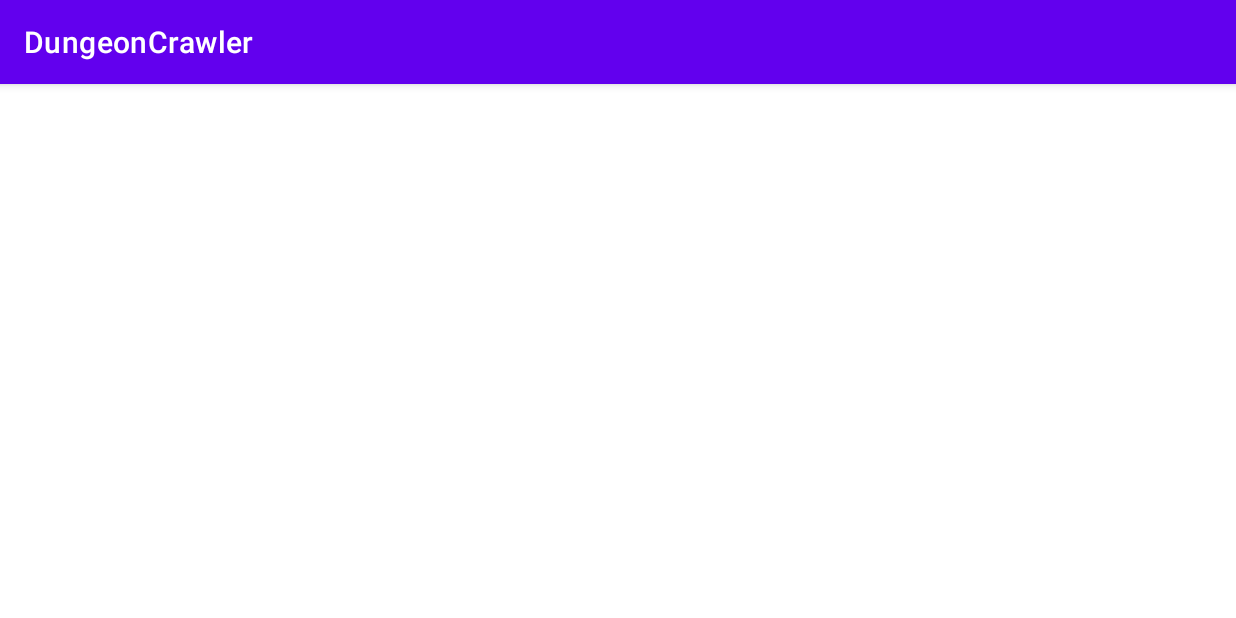
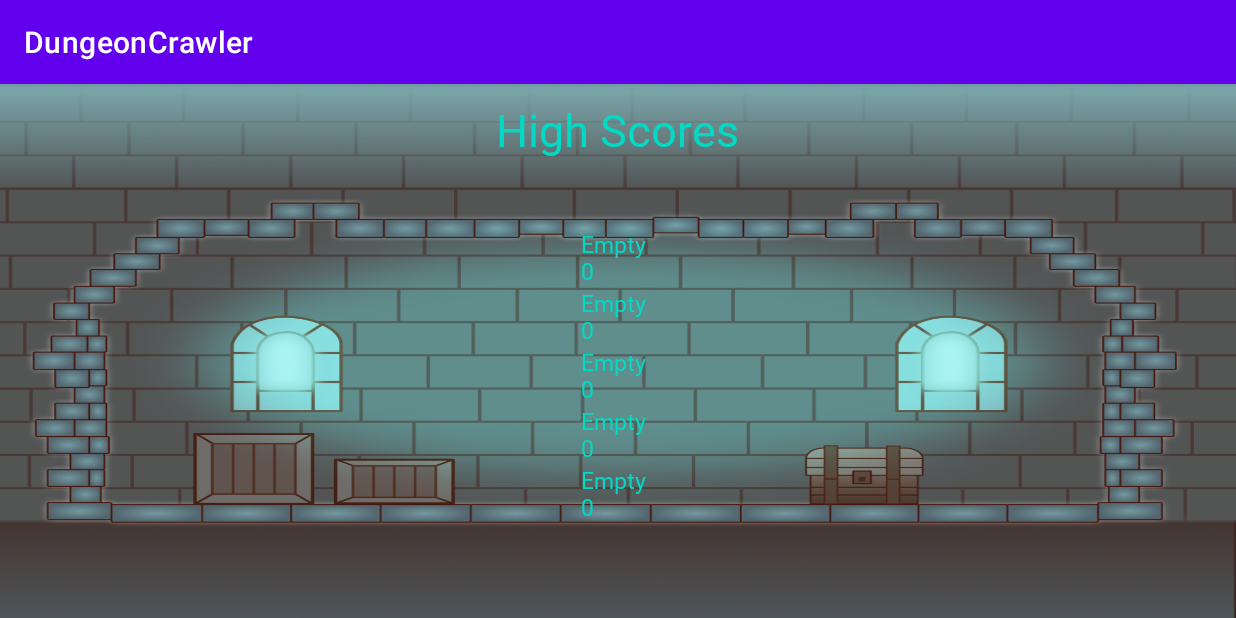
Before and after one commit to emmalynguyen/CS2340C_Team19, an Android app: the GameScene screen opened directly, with no data from a screen before it, after a tap on "ENDING", on a phone screen of 824 x 412 dp (held sideways). Run offline under Robolectric (Android 15) with nearby library versions, the phone set to English and light mode, and no system bars; 2 statements that could not run were skipped.

Commit message:
Leaderboard and Player class
Score still needs to be added

```diff
--- /dev/null
+++ b/DungeonCrawler/app/src/main/java/com/example/dungeoncrawler/models/Player.java
@@ -0,0 +1,50 @@
+package com.example.dungeoncrawler.models;
+
+import android.graphics.drawable.Drawable;
+import android.widget.ImageView;
+
+public class Player {
+
+    private static Player player;
+    private int health;
+    private String name;
+
+    private int sprite;
+
+    private Player() {
+        health = 100;
+        name = null;
+        sprite = 0;
+    }
+
+    public static Player getPlayer() {
+        if (player == null) {
+            player = new Player();
+        }
+        return player;
+    }
+
+    public void setHealth(int health) {
+        this.health = health;
+    }
+
+    public void setName(String name) {
+        this.name = name;
+    }
+
+    public int getHealth() {
+        return health;
+    }
+
+    public String getName() {
+        return name;
+    }
+
+    public int getDrawable() {
+        return sprite;
+    }
+
+    public void setDrawable(int sprite) {
+        this.sprite = sprite;
+    }
+}
--- a/DungeonCrawler/app/src/main/java/com/example/dungeoncrawler/views/GameScene.java
+++ b/DungeonCrawler/app/src/main/java/com/example/dungeoncrawler/views/GameScene.java
@@ -10,6 +10,7 @@ import android.widget.ImageView;
 import android.widget.TextView;
 
 import com.example.dungeoncrawler.R;
+import com.example.dungeoncrawler.models.Player;
 
 public class GameScene extends AppCompatActivity {
     @Override
@@ -20,26 +21,28 @@ public class GameScene extends AppCompatActivity {
         getWindow().addFlags(WindowManager.LayoutParams.FLAG_FULLSCREEN);
         getWindow().clearFlags(WindowManager.LayoutParams.FLAG_FORCE_NOT_FULLSCREEN);
 
+        Player player = Player.getPlayer();
+
         Intent intent = getIntent();
         Bundle extras = intent.getExtras();
 
-        String username = extras.getString("name");
+        String username = player.getName();
         int difficulty = extras.getInt("difficulty");
-        int sprite = extras.getInt("sprite");
-        int health = extras.getInt("health");
+        int health = player.getHealth();
         String difficultyLevel = extras.getString("DifficultyLevel");
 
         TextView nameTextView = findViewById(R.id.nameText);
         nameTextView.setText("Hi " + username);
 
         ImageView spriteView = findViewById(R.id.spriteView);
-        if(sprite == 1) {
-            spriteView.setImageResource(R.drawable.male_elf);
-        } else if(sprite == 2) {
-            spriteView.setImageResource(R.drawable.female_wizard);
-        } else if(sprite == 3) {
-            spriteView.setImageResource(R.drawable.female_dwarf);
-        }
+        spriteView.setImageResource(player.getDrawable());
+//        if(sprite == 1) {
+//            spriteView.setImageResource(R.drawable.male_elf);
+//        } else if(sprite == 2) {
+//            spriteView.setImageResource(R.drawable.female_wizard);
+//        } else if(sprite == 3) {
+//            spriteView.setImageResource(R.drawable.female_dwarf);
+//        }
 
         TextView difficultyTextView = findViewById(R.id.difficultyText);
         difficultyTextView.setText("Difficulty level " + difficulty + ": " + difficultyLevel);
--- a/DungeonCrawler/app/src/main/res/layout/activity_ending.xml
+++ b/DungeonCrawler/app/src/main/res/layout/activity_ending.xml
@@ -4,6 +4,93 @@
     xmlns:tools="http://schemas.android.com/tools"
     android:layout_width="match_parent"
     android:layout_height="match_parent"
+    android:background="@drawable/dungeon_background"
+    android:layout_gravity="center"
     tools:context=".views.Ending">
 
+    <TextView
+        android:id="@+id/textView"
+        android:layout_width="wrap_content"
+        android:layout_height="wrap_content"
+        android:layout_marginTop="10dp"
+        android:fontFamily="@font/vt323"
+        android:text="High Scores"
+        android:textColor="@color/teal_200"
+        android:textSize="30dp"
+        app:layout_constraintEnd_toEndOf="parent"
+        app:layout_constraintHorizontal_bias="0.499"
+        app:layout_constraintStart_toStartOf="parent"
+        app:layout_constraintTop_toTopOf="parent"
+        app:layout_constraintVertical_bias="0.5"
+        app:layout_constraintVertical_chainStyle="packed"/>
+
+
+
+    <TextView
+        android:id="@+id/textView2"
+        android:layout_width="wrap_content"
+        android:layout_height="wrap_content"
+        android:fontFamily="@font/vt323"
+        android:textColor="@color/teal_200"
+        android:layout_marginTop="45dp"
+        android:text="Empty \n0"
+        android:textSize="15dp"
+        app:layout_constraintHorizontal_bias="0.499"
+        app:layout_constraintEnd_toEndOf="parent"
+        app:layout_constraintStart_toStartOf="parent"
+        app:layout_constraintTop_toBottomOf="@+id/textView"/>
+    <TextView
+        android:id="@+id/textView3"
+        android:layout_width="wrap_content"
+        android:layout_height="wrap_content"
+        android:fontFamily="@font/vt323"
+        android:textColor="@color/teal_200"
+        android:layout_marginTop="0dp"
+        android:text="Empty \n0"
+        android:textSize="15dp"
+        app:layout_constraintHorizontal_bias="0.499"
+        app:layout_constraintEnd_toEndOf="parent"
+        app:layout_constraintStart_toStartOf="parent"
+        app:layout_constraintTop_toBottomOf="@+id/textView2"/>
+    <TextView
+        android:id="@+id/textView4"
+        android:layout_width="wrap_content"
+        android:layout_height="wrap_content"
+        android:fontFamily="@font/vt323"
+        android:textColor="@color/teal_200"
+        android:layout_marginTop="0dp"
+        android:text="Empty \n0"
+        android:textSize="15dp"
+        app:layout_constraintHorizontal_bias="0.499"
+        app:layout_constraintEnd_toEndOf="parent"
+        app:layout_constraintStart_toStartOf="parent"
+        app:layout_constraintTop_toBottomOf="@+id/textView3"/>
+    <TextView
+        android:id="@+id/textView5"
+        android:layout_width="wrap_content"
+        android:layout_height="wrap_content"
+        android:fontFamily="@font/vt323"
+        android:textColor="@color/teal_200"
+        android:layout_marginTop="0dp"
+        android:text="Empty \n0"
+        android:textSize="15dp"
+        app:layout_constraintHorizontal_bias="0.499"
+        app:layout_constraintEnd_toEndOf="parent"
+        app:layout_constraintStart_toStartOf="parent"
+        app:layout_constraintTop_toBottomOf="@+id/textView4"/>
+    <TextView
+        android:id="@+id/textView6"
+        android:layout_width="wrap_content"
+        android:layout_height="wrap_content"
+        android:fontFamily="@font/vt323"
+        android:textColor="@color/teal_200"
+        android:layout_marginTop="0dp"
+        android:text="Empty \n0"
+        android:textSize="15dp"
+        app:layout_constraintHorizontal_bias="0.499"
+        app:layout_constraintEnd_toEndOf="parent"
+        app:layout_constraintStart_toStartOf="parent"
+        app:layout_constraintTop_toBottomOf="@+id/textView5"/>
+
+
 </androidx.constraintlayout.widget.ConstraintLayout>
--- a/DungeonCrawler/app/src/main/res/layout/activity_initial_configuration.xml
+++ b/DungeonCrawler/app/src/main/res/layout/activity_initial_configuration.xml
@@ -18,7 +18,6 @@
         android:text="Insert Name:"
         android:textColor="@color/teal_200"
         android:textSize="30dp"
-        app:layout_constraintBottom_toTopOf="@id/startButton"
         app:layout_constraintEnd_toEndOf="parent"
         app:layout_constraintHorizontal_bias="0.499"
         app:layout_constraintStart_toStartOf="parent"
```
Also changed, not shown: DungeonCrawler/app/src/main/java/com/example/dungeoncrawler/views/InitialConfiguration.java (+12 -6 lines), DungeonCrawler/app/src/main/res/layout/activity_game_scene.xml (+5 -6 lines).
